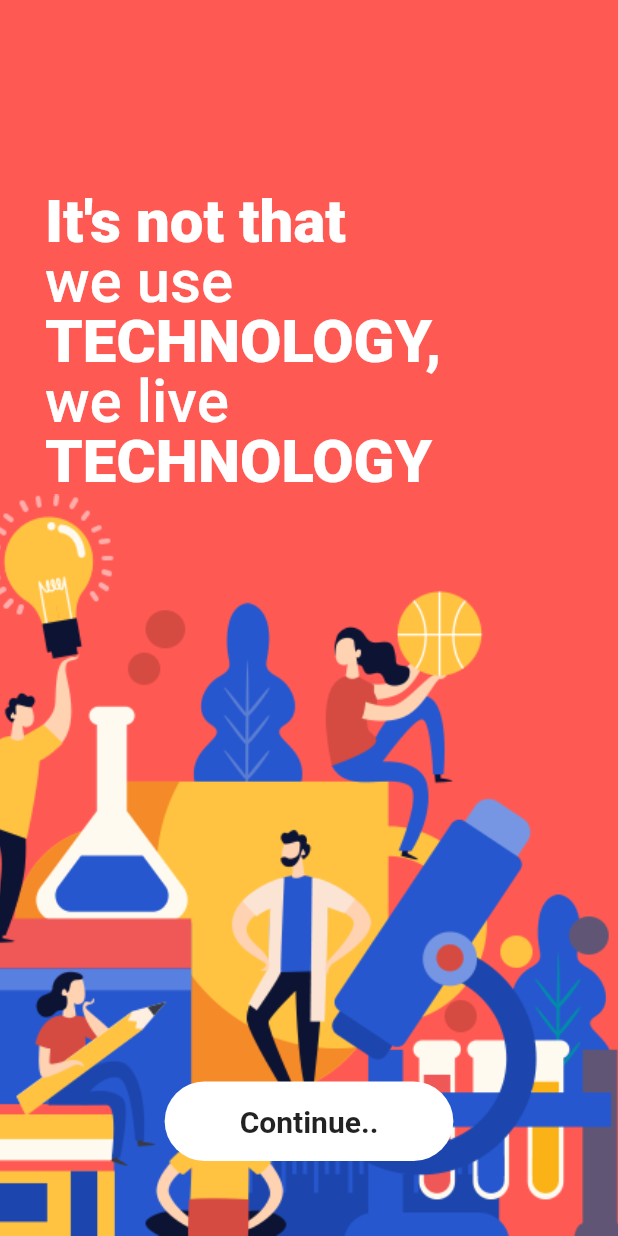
After one commit to manuka99/CourseVerse, a Flutter app: the Monitor screen opened directly, after a tap on an icon or button, on a phone screen of 412 x 824 dp. The commit adds this screen. Run offline on Flutter 3.47's test engine with Material 2 defaults, Android fonts, the light colour scheme and no system bars; our stand-ins replace cloud_firestore, firebase_auth, firebase_core, flutter_svg, intro_slider, pin_code_fields and 1 more; missing offline and left inert: flutter_facebook_login; accounts and stored records are empty; Roboto replaces fonts that are missing (Avenir).

Commit message:
Course management home ui done

```diff
--- a/lib/main.dart
+++ b/lib/main.dart
@@ -6,6 +6,7 @@ import 'package:course_app/pages/register/main.dart';
 import 'package:course_app/pages/register/mobile/main.dart';
 import 'package:course_app/pages/register/mobile/otp/main.dart';
 import 'package:course_app/pages/dashboard/main.dart';
+import 'package:course_app/pages/courses/main.dart';
 
 Future<void> main() async {
   WidgetsFlutterBinding.ensureInitialized();
@@ -30,6 +31,7 @@ class CourseVerse extends StatelessWidget {
           "/intro": (context) => IntroScreen(),
           "/register": (context) => RegisterHome(),
           "/register/mobile": (context) => RegisterMobile(),
+          "/course": (context) => Course(),
           "/register/mobile/otp": (context) => MobileOtp(settings.arguments),
         };
         WidgetBuilder? builder = routes[settings.name];
--- /dev/null
+++ b/lib/pages/courses/main.dart
@@ -0,0 +1,129 @@
+import 'package:flutter/material.dart';
+// import 'MainPage.dart';
+void main() {
+  runApp(Course());
+}
+
+class Course extends StatelessWidget {
+  // This widget is the root of your application.
+  @override
+  Widget build(BuildContext context) {
+    return MaterialApp(
+      debugShowCheckedModeBanner: false,
+      theme: ThemeData(
+        fontFamily: 'Avenir'
+      ),
+      home: MyHomePage(),
+      // routes: {
+      //   '/mainPage' : (context)=>MainPage(),
+      // },
+    );
+  }
+}
+class MyHomePage extends StatefulWidget {
+  @override
+  _MyHomePageState createState() => _MyHomePageState();
+}
+
+class _MyHomePageState extends State<MyHomePage> {
+  @override
+  Widget build(BuildContext context) {
+    return Scaffold(
+      backgroundColor: Color(0xffff5954),
+      body: Column(
+        mainAxisAlignment: MainAxisAlignment.end,
+        crossAxisAlignment: CrossAxisAlignment.start,
+        children: <Widget>[
+          Container(
+            padding: EdgeInsets.only(left: 30),
+            child: Column(
+              crossAxisAlignment: CrossAxisAlignment.start,
+              children: <Widget>[
+                Container(
+                  child: Text("It's not that", style:  TextStyle(
+                    color: Colors.white,
+                    fontSize: 40,
+                    fontWeight: FontWeight.w900,
+                    height: 1
+                  ),),
+                ),
+                Container(
+                  child: Text("we use", style: TextStyle(
+                    color: Colors.white,
+                    fontSize: 40,
+                    fontWeight: FontWeight.w500,
+                    height: 1
+                  ),),
+                ),
+                Container(
+                  child: Text("TECHNOLOGY,", style:  TextStyle(
+                      color: Colors.white,
+                      fontSize: 40,
+                      fontWeight: FontWeight.w900,
+                      height: 1
+                  ),),
+                ),
+                Container(
+                  child: Text("we live", style: TextStyle(
+                      color: Colors.white,
+                      fontSize: 40,
+                      fontWeight: FontWeight.w500,
+                      height: 1
+                  ),),
+                ),
+                Container(
+                  child: Text("TECHNOLOGY", style:  TextStyle(
+                      color: Colors.white,
+                      fontSize: 40,
+                      fontWeight: FontWeight.w900,
+                      height: 1
+                  ),),
+                ),
+              ],
+            ),
+          ),
+          Stack(
+            children: <Widget>[
+              Container(
+                alignment: Alignment.bottomCenter,
+                height: MediaQuery.of(context).size.height*0.6,
+                width: MediaQuery.of(context).size.width,
+                decoration: BoxDecoration(
+                  image: DecorationImage(
+                    image: AssetImage('assets/images/splash.png'),
+                    fit: BoxFit.cover
+                  )
+                ),
+              ),
+              Positioned(
+                bottom: 50,
+                left: 0,
+                right: 0,
+                child: Center(
+                  child: InkWell(
+                    // onTap: (){openMainPage();},
+                    child: Container(
+                      padding: EdgeInsets.symmetric(horizontal: 50, vertical: 15),
+                      decoration: BoxDecoration(
+                        color: Colors.white,
+                        borderRadius: BorderRadius.all(Radius.circular(40)),
+                      ),
+                      child: Text('Continue..', style: TextStyle(
+                        fontSize: 20,
+                        fontWeight: FontWeight.w700
+                      ),),
+                    ),
+                  ),
+                ),
+              )
+            ],
+          )
+        ],
+      ),
+    );
+  }
+  // void openMainPage()
+  // {
+  //   Navigator.pushNamed(context, '/mainPage');
+  // }
+}
--- a/lib/pages/monitor/section1.dart
+++ b/lib/pages/monitor/section1.dart
@@ -10,9 +10,9 @@ class Section1 extends StatelessWidget {
     CircularButton(
         svg:
             SvgPicture.asset("assets/icons/nurse.svg", color: Colors.lightBlue),
-        title: "Doctor",
-        description: "Chanel Doctor",
-        route: "/order/history"),
+        title: "Courses",
+        description: "Course Management",
+        route: "/course"),
     CircularButton(
         svg: SvgPicture.asset("assets/icons/pill.svg", color: Colors.lightBlue),
         title: "Medicine",
```
Also changed, not shown: assets/font/avenir.ttf (added), assets/images/splash.png (added).
